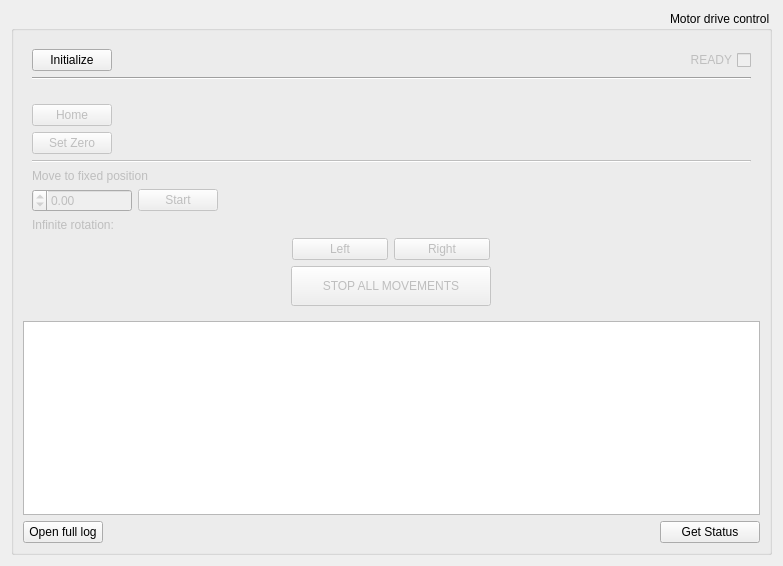
This is motorcontrol.ui in CMIDnavigation/Test as Qt 5 draws it before an edit. The edited form follows.
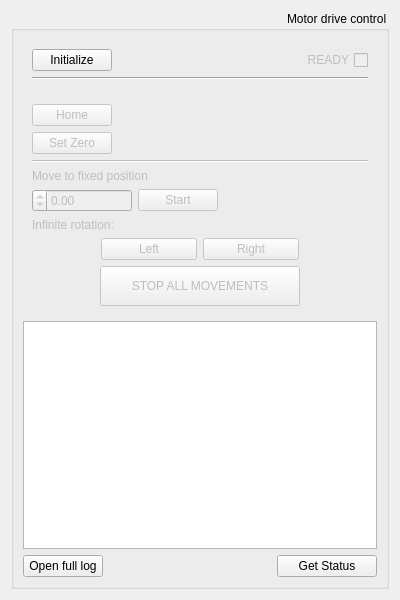
This is the edited form.

```diff
--- a/motorcontrol.ui
+++ b/motorcontrol.ui
@@ -9,10 +9,22 @@
    <rect>
     <x>0</x>
     <y>0</y>
-    <width>783</width>
-    <height>566</height>
+    <width>400</width>
+    <height>600</height>
    </rect>
   </property>
+  <property name="minimumSize">
+   <size>
+    <width>300</width>
+    <height>550</height>
+   </size>
+  </property>
+  <property name="maximumSize">
+   <size>
+    <width>600</width>
+    <height>800</height>
+   </size>
+  </property>
   <property name="windowTitle">
    <string>MotorControlForm</string>
   </property>
```
